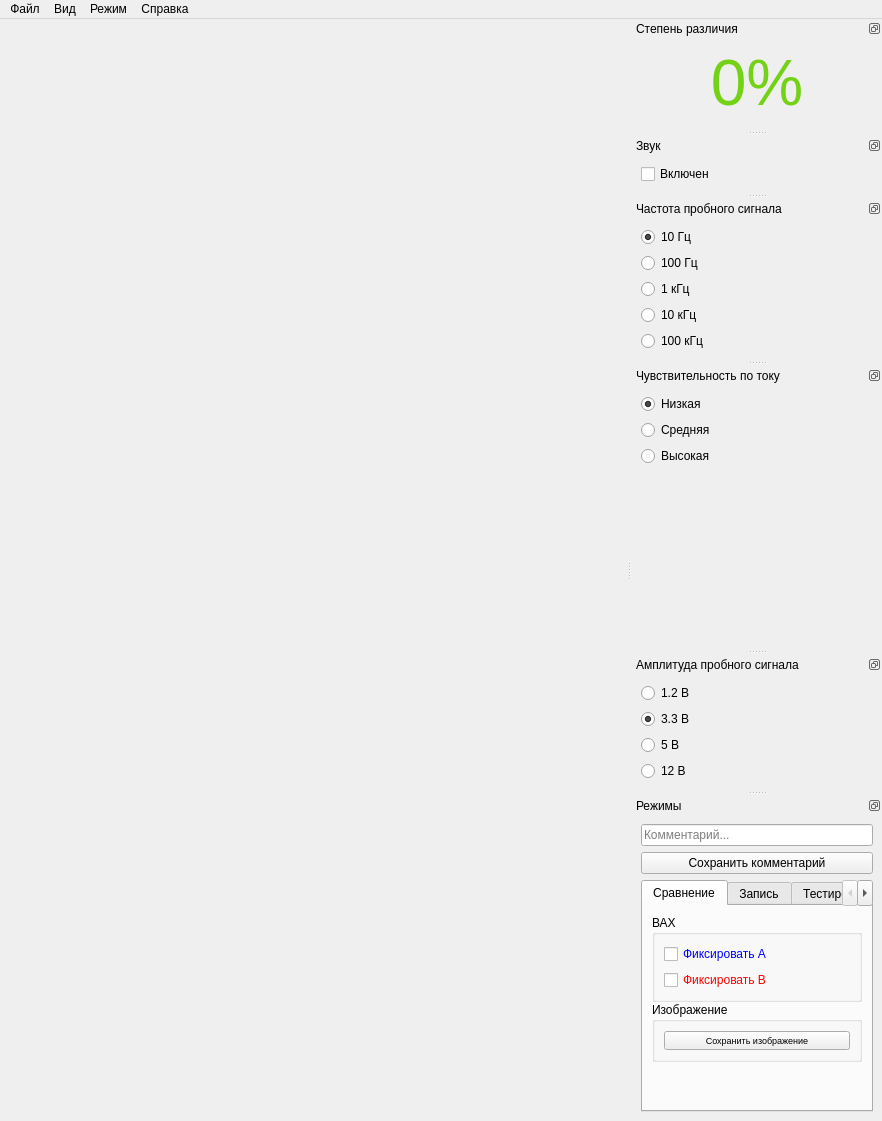
EPC-MSU/EPLab, file gui/mainwindow.ui: the form before one commit.
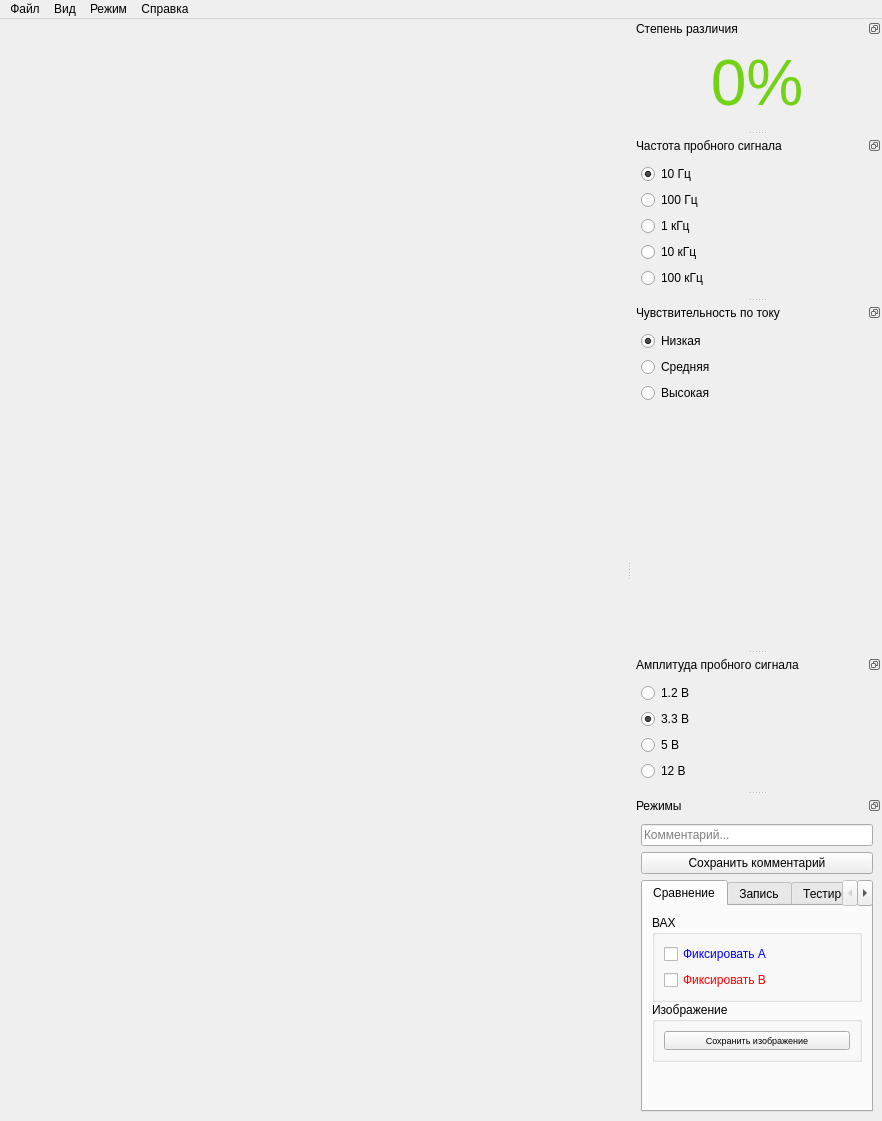
The form after the commit.

Commit message: remove sound panel, fixed bugs

```diff
--- a/gui/mainwindow.ui
+++ b/gui/mainwindow.ui
@@ -79,62 +79,6 @@
     </layout>
    </widget>
   </widget>
-  <widget class="QDockWidget" name="soundDock">
-   <property name="sizePolicy">
-    <sizepolicy hsizetype="Preferred" vsizetype="Fixed">
-     <horstretch>0</horstretch>
-     <verstretch>0</verstretch>
-    </sizepolicy>
-   </property>
-   <property name="maximumSize">
-    <size>
-     <width>524287</width>
-     <height>524287</height>
-    </size>
-   </property>
-   <property name="features">
-    <set>QDockWidget::DockWidgetFloatable|QDockWidget::DockWidgetMovable</set>
-   </property>
-   <property name="windowTitle">
-    <string>Звук</string>
-   </property>
-   <attribute name="dockWidgetArea">
-    <number>2</number>
-   </attribute>
-   <widget class="QWidget" name="dockWidgetContents_2">
-    <layout class="QVBoxLayout" name="verticalLayout_6">
-     <item>
-      <widget class="QCheckBox" name="sound_enabled_checkbox">
-       <property name="autoFillBackground">
-        <bool>false</bool>
-       </property>
-       <property name="text">
-        <string>Включен</string>
-       </property>
-       <property name="checked">
-        <bool>false</bool>
-       </property>
-       <property name="tristate">
-        <bool>false</bool>
-       </property>
-      </widget>
-     </item>
-     <item>
-      <spacer name="verticalSpacer_5">
-       <property name="orientation">
-        <enum>Qt::Vertical</enum>
-       </property>
-       <property name="sizeHint" stdset="0">
-        <size>
-         <width>20</width>
-         <height>40</height>
-        </size>
-       </property>
-      </spacer>
-     </item>
-    </layout>
-   </widget>
-  </widget>
   <widget class="QDockWidget" name="freqDock">
    <property name="features">
     <set>QDockWidget::DockWidgetFloatable|QDockWidget::DockWidgetMovable</set>
```
Left out of the diff: 16 changed lines with no effect on the pictures. The commit also changes 1 other file.
